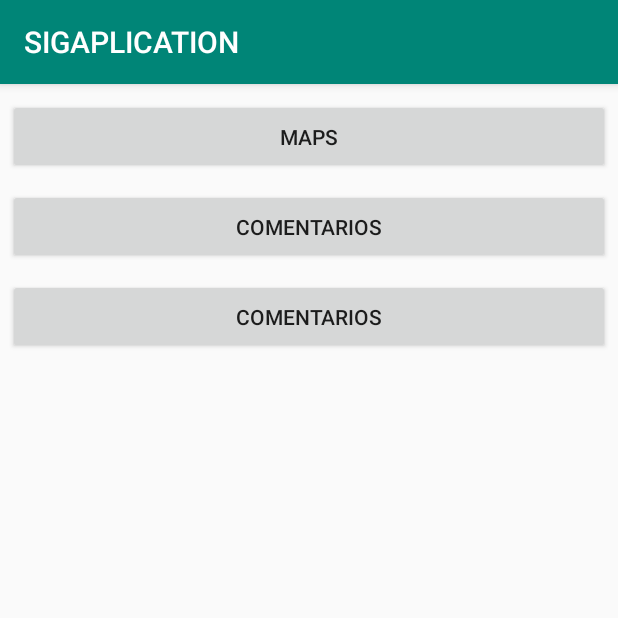
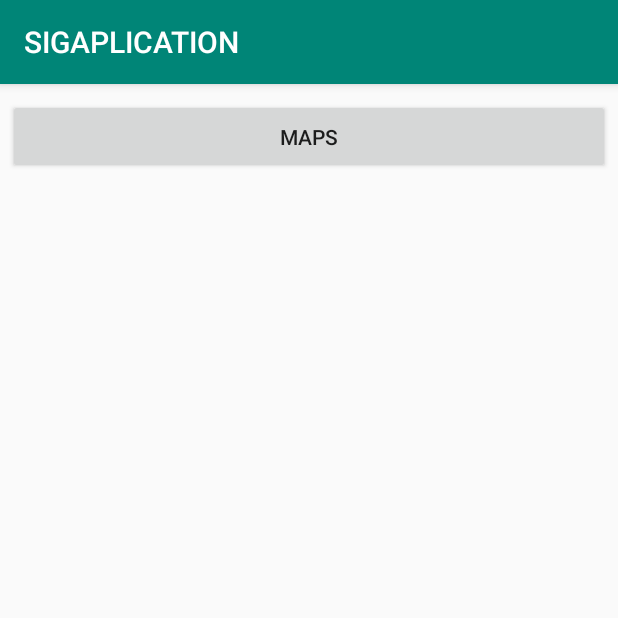
Before and after one commit to uca-alberto/SIGAPLICATION, an Android app: the screen it shows after launch (MainActivity), on a phone screen of 412 x 824 dp, the top half of it. Run offline under Robolectric (Android 15) with nearby library versions, the phone set to English and light mode, and no system bars.

Commit message:
final XD

```diff
--- a/app/src/main/java/com/example/hacker/sigaplication/MainActivity.java
+++ b/app/src/main/java/com/example/hacker/sigaplication/MainActivity.java
@@ -18,8 +18,6 @@ public class MainActivity extends AppCompatActivity {
         super.onCreate(savedInstanceState);
         setContentView(R.layout.activity_main);
         Maps = findViewById(R.id.ButonMaps);
-        Comentarios = findViewById(R.id.ButtonComentarios);
-        places = findViewById(R.id.ButtonPlaces);
         Maps.setOnClickListener(new View.OnClickListener() {
             @Override
             public void onClick(View v) {
@@ -27,11 +25,5 @@ public class MainActivity extends AppCompatActivity {
             }
         });
 
-        Comentarios.setOnClickListener(new View.OnClickListener() {
-            @Override
-            public void onClick(View view) {
-                startActivity(new Intent(MainActivity.this,CommentsGet.class));
-            }
-        });
     }
 }
--- a/app/src/main/res/layout/activity_main.xml
+++ b/app/src/main/res/layout/activity_main.xml
@@ -16,22 +16,4 @@
         android:id="@+id/ButonMaps"
         android:text="MAPS"
         />
-    <Button
-        android:layout_width="match_parent"
-        android:layout_height="50dp"
-        android:layout_marginTop="10dp"
-        android:layout_marginLeft="5dp"
-        android:layout_marginRight="5dp"
-        android:text="Comentarios"
-        android:id="@+id/ButtonComentarios"
-        />
-    <Button
-        android:layout_width="match_parent"
-        android:layout_height="50dp"
-        android:layout_marginTop="10dp"
-        android:layout_marginLeft="5dp"
-        android:layout_marginRight="5dp"
-        android:text="Comentarios"
-        android:id="@+id/ButtonPlaces"
-        />
 </android.support.v7.widget.LinearLayoutCompat>
```
